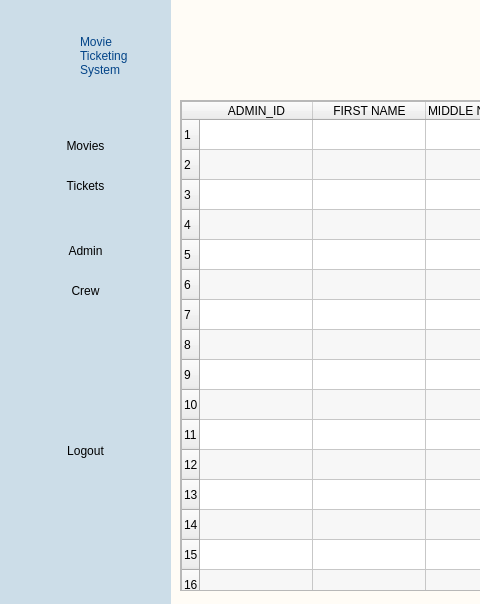
The window that Ui_Files/admin.ui (edejeed/Movie-Ticketing) describes before a commit, drawn with Qt 5; both pictures show x 0 to 480 and y 0 to 604 of the 804 by 604 pixel window.
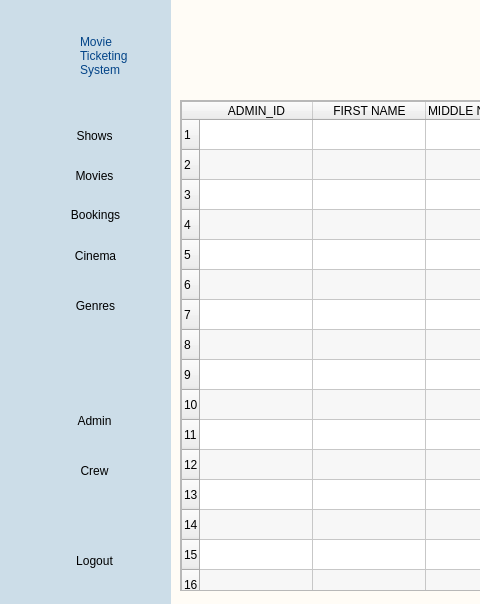
The same window after the commit. Icons and pictures are not drawn.

Commit message: crew and admin list

Diff of the .ui file:
```diff
--- a/Ui_Files/admin.ui
+++ b/Ui_Files/admin.ui
@@ -81,67 +81,26 @@
       <bool>true</bool>
      </property>
     </widget>
-    <widget class="QPushButton" name="movieButton">
+    <widget class="QPushButton" name="adminButton">
      <property name="geometry">
       <rect>
-       <x>20</x>
-       <y>130</y>
-       <width>131</width>
-       <height>31</height>
-      </rect>
-     </property>
-     <property name="text">
-      <string>Movies</string>
-     </property>
-     <property name="icon">
-      <iconset>
-       <normaloff>../img/movies.png</normaloff>../img/movies.png</iconset>
-     </property>
-     <property name="iconSize">
-      <size>
-       <width>40</width>
-       <height>40</height>
-      </size>
-     </property>
-     <property name="flat">
-      <bool>true</bool>
-     </property>
-    </widget>
-    <widget class="QPushButton" name="movieButton_2">
-     <property name="geometry">
-      <rect>
-       <x>20</x>
-       <y>170</y>
-       <width>131</width>
-       <height>31</height>
-      </rect>
-     </property>
-     <property name="text">
-      <string>Tickets</string>
-     </property>
-     <property name="icon">
-      <iconset>
-       <normaloff>../img/tickets.png</normaloff>../img/tickets.png</iconset>
-     </property>
-     <property name="iconSize">
-      <size>
-       <width>40</width>
-       <height>40</height>
-      </size>
-     </property>
-     <property name="flat">
-      <bool>true</bool>
-     </property>
-    </widget>
-    <widget class="QPushButton" name="movieButton_3">
-     <property name="geometry">
-      <rect>
-       <x>20</x>
-       <y>230</y>
+       <x>29</x>
+       <y>400</y>
        <width>131</width>
        <height>41</height>
       </rect>
      </property>
+     <property name="styleSheet">
+      <string notr="true">#adminButton{
+background-color: TRANSPARENT;
+border: TRANSPARENT;
+border-radius: 15px;
+}
+
+#adminButton:hover{
+background-color: rgb(236, 236, 236);
+}</string>
+     </property>
      <property name="text">
       <string>Admin</string>
      </property>
@@ -156,40 +115,14 @@
       </size>
      </property>
      <property name="flat">
-      <bool>true</bool>
-     </property>
-    </widget>
-    <widget class="QPushButton" name="movieButton_4">
-     <property name="geometry">
-      <rect>
-       <x>20</x>
-       <y>270</y>
-       <width>131</width>
-       <height>41</height>
-      </rect>
-     </property>
-     <property name="text">
-      <string>Crew</string>
-     </property>
-     <property name="icon">
-      <iconset>
-       <normaloff>../img/crew.png</normaloff>../img/crew.png</iconset>
-     </property>
-     <property name="iconSize">
-      <size>
-       <width>40</width>
-       <height>40</height>
-      </size>
-     </property>
-     <property name="flat">
-      <bool>true</bool>
+      <bool>false</bool>
      </property>
     </widget>
     <widget class="QPushButton" name="movieButton_5">
      <property name="geometry">
       <rect>
-       <x>20</x>
-       <y>430</y>
+       <x>29</x>
+       <y>540</y>
        <width>131</width>
        <height>41</height>
       </rect>
@@ -211,6 +144,228 @@
       <bool>true</bool>
      </property>
     </widget>
+    <widget class="QPushButton" name="ticketsButton">
+     <property name="geometry">
+      <rect>
+       <x>30</x>
+       <y>199</y>
+       <width>131</width>
+       <height>31</height>
+      </rect>
+     </property>
+     <property name="styleSheet">
+      <string notr="true">#ticketsButton{
+background-color: TRANSPARENT;
+border: TRANSPARENT;
+border-radius: 15px;
+}
+
+#ticketsButton:hover{
+background-color: rgb(236, 236, 236);
+}</string>
+     </property>
+     <property name="text">
+      <string>Bookings</string>
+     </property>
+     <property name="icon">
+      <iconset>
+       <normaloff>../img/tickets.png</normaloff>../img/tickets.png</iconset>
+     </property>
+     <property name="iconSize">
+      <size>
+       <width>40</width>
+       <height>40</height>
+      </size>
+     </property>
+     <property name="flat">
+      <bool>false</bool>
+     </property>
+    </widget>
+    <widget class="QPushButton" name="crewButton">
+     <property name="geometry">
+      <rect>
+       <x>29</x>
+       <y>450</y>
+       <width>131</width>
+       <height>41</height>
+      </rect>
+     </property>
+     <property name="styleSheet">
+      <string notr="true">#crewButton{
+background-color: TRANSPARENT;
+border: TRANSPARENT;
+border-radius: 15px;
+}
+
+#crewButton:hover{
+background-color: rgb(236, 236, 236);
+}</string>
+     </property>
+     <property name="text">
+      <string>Crew</string>
+     </property>
+     <property name="icon">
+      <iconset>
+       <normaloff>../img/crew.png</normaloff>../img/crew.png</iconset>
+     </property>
+     <property name="iconSize">
+      <size>
+       <width>40</width>
+       <height>40</height>
+      </size>
+     </property>
+     <property name="flat">
+      <bool>false</bool>
+     </property>
+    </widget>
+    <widget class="QPushButton" name="cinemaButton">
+     <property name="geometry">
+      <rect>
+       <x>30</x>
+       <y>240</y>
+       <width>131</width>
+       <height>31</height>
+      </rect>
+     </property>
+     <property name="styleSheet">
+      <string notr="true">#cinemaButton{
+background-color: TRANSPARENT;
+border: TRANSPARENT;
+border-radius: 15px;
+}
+
+#cinemaButton:hover{
+background-color: rgb(236, 236, 236);
+}</string>
+     </property>
+     <property name="text">
+      <string>Cinema</string>
+     </property>
+     <property name="icon">
+      <iconset>
+       <normaloff>../img/cinema.png</normaloff>../img/cinema.png</iconset>
+     </property>
+     <property name="iconSize">
+      <size>
+       <width>40</width>
+       <height>40</height>
+      </size>
+     </property>
+     <property name="flat">
+      <bool>false</bool>
+     </property>
+    </widget>
+    <widget class="QPushButton" name="showButton">
+     <property name="geometry">
+      <rect>
+       <x>29</x>
+       <y>120</y>
+       <width>131</width>
+       <height>31</height>
+      </rect>
+     </property>
+     <property name="styleSheet">
+      <string notr="true">#showButton{
+background-color: TRANSPARENT;
+border: TRANSPARENT;
+border-radius: 15px;
+}
+
+#showButton:hover{
+background-color: rgb(236, 236, 236);
+}</string>
+     </property>
+     <property name="text">
+      <string>Shows</string>
+     </property>
+     <property name="icon">
+      <iconset>
+       <normaloff>../img/movies.png</normaloff>../img/movies.png</iconset>
+     </property>
+     <property name="iconSize">
+      <size>
+       <width>40</width>
+       <height>40</height>
+      </size>
+     </property>
+     <property name="flat">
+      <bool>false</bool>
+     </property>
+    </widget>
+    <widget class="QPushButton" name="movieButton">
+     <property name="geometry">
+      <rect>
+       <x>29</x>
+       <y>160</y>
+       <width>131</width>
+       <height>31</height>
+      </rect>
+     </property>
+     <property name="styleSheet">
+      <string notr="true">#movieButton{
+background-color: TRANSPARENT;
+border: TRANSPARENT;
+border-radius: 15px;
+}
+
+#movieButton:hover{
+background-color: rgb(236, 236, 236);
+}</string>
+     </property>
+     <property name="text">
+      <string>Movies</string>
+     </property>
+     <property name="icon">
+      <iconset>
+       <normaloff>../img/movies.png</normaloff>../img/movies.png</iconset>
+     </property>
+     <property name="iconSize">
+      <size>
+       <width>40</width>
+       <height>40</height>
+      </size>
+     </property>
+     <property name="flat">
+      <bool>false</bool>
+     </property>
+    </widget>
+    <widget class="QPushButton" name="genreButton">
+     <property name="geometry">
+      <rect>
+       <x>30</x>
+       <y>290</y>
+       <width>131</width>
+       <height>31</height>
+      </rect>
+     </property>
+     <property name="styleSheet">
+      <string notr="true">#genreButton{
+background-color: TRANSPARENT;
+border: TRANSPARENT;
+border-radius: 15px;
+}
+
+#genreButton:hover{
+background-color: rgb(236, 236, 236);
+}</string>
+     </property>
+     <property name="text">
+      <string>Genres</string>
+     </property>
+     <property name="icon">
+      <iconset>
+       <normaloff>../img/genre.png</normaloff>../img/genre.png</iconset>
+     </property>
+     <property name="iconSize">
+      <size>
+       <width>40</width>
+       <height>40</height>
+      </size>
+     </property>
+     <property name="flat">
+      <bool>false</bool>
+     </property>
+    </widget>
    </widget>
    <widget class="QWidget" name="mainBG" native="true">
     <property name="geometry">
```
Left out of the diff: 6 changed lines with no effect on the pictures. The commit also changes 13 other files.
